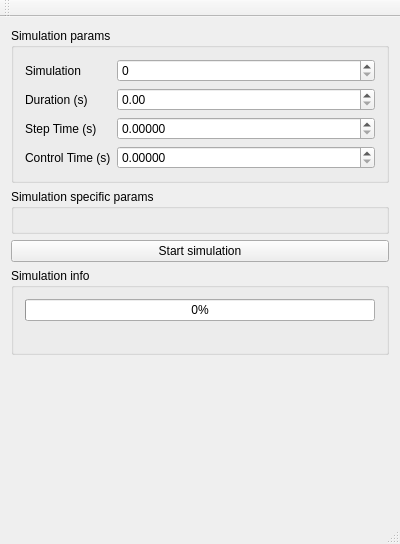
koalakoker/gSim, file gsim.ui: the form before one commit.
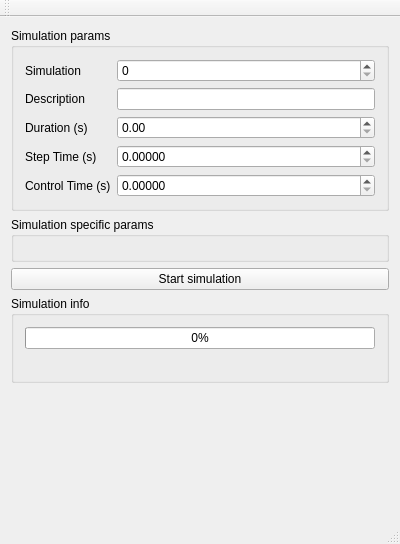
The form after the commit.

The edit to the form file:
```diff
--- a/gsim.ui
+++ b/gsim.ui
@@ -23,38 +23,38 @@
       <layout class="QVBoxLayout" name="verticalLayout_2">
        <item>
         <layout class="QFormLayout" name="formLayout">
-         <item row="1" column="0">
+         <item row="2" column="0">
           <widget class="QLabel" name="label">
            <property name="text">
             <string>Duration (s)</string>
            </property>
           </widget>
          </item>
-         <item row="2" column="0">
+         <item row="3" column="0">
           <widget class="QLabel" name="label_2">
            <property name="text">
             <string>Step Time (s)</string>
            </property>
           </widget>
          </item>
-         <item row="1" column="1">
-          <widget class="QDoubleSpinBox" name="duration"/>
-         </item>
          <item row="2" column="1">
+          <widget class="QDoubleSpinBox" name="duration"/>
+         </item>
+         <item row="3" column="1">
           <widget class="QDoubleSpinBox" name="stepTime">
            <property name="decimals">
             <number>5</number>
            </property>
           </widget>
          </item>
-         <item row="3" column="0">
+         <item row="4" column="0">
           <widget class="QLabel" name="label_3">
            <property name="text">
             <string>Control Time (s)</string>
            </property>
           </widget>
          </item>
-         <item row="3" column="1">
+         <item row="4" column="1">
           <widget class="QDoubleSpinBox" name="controlTime">
            <property name="decimals">
             <number>5</number>
@@ -71,6 +71,20 @@
          <item row="0" column="1">
           <widget class="QSpinBox" name="simulation"/>
          </item>
+         <item row="1" column="0">
+          <widget class="QLabel" name="label_4">
+           <property name="text">
+            <string>Description</string>
+           </property>
+          </widget>
+         </item>
+         <item row="1" column="1">
+          <widget class="QLineEdit" name="description">
+           <property name="readOnly">
+            <bool>true</bool>
+           </property>
+          </widget>
+         </item>
         </layout>
        </item>
       </layout>
```
